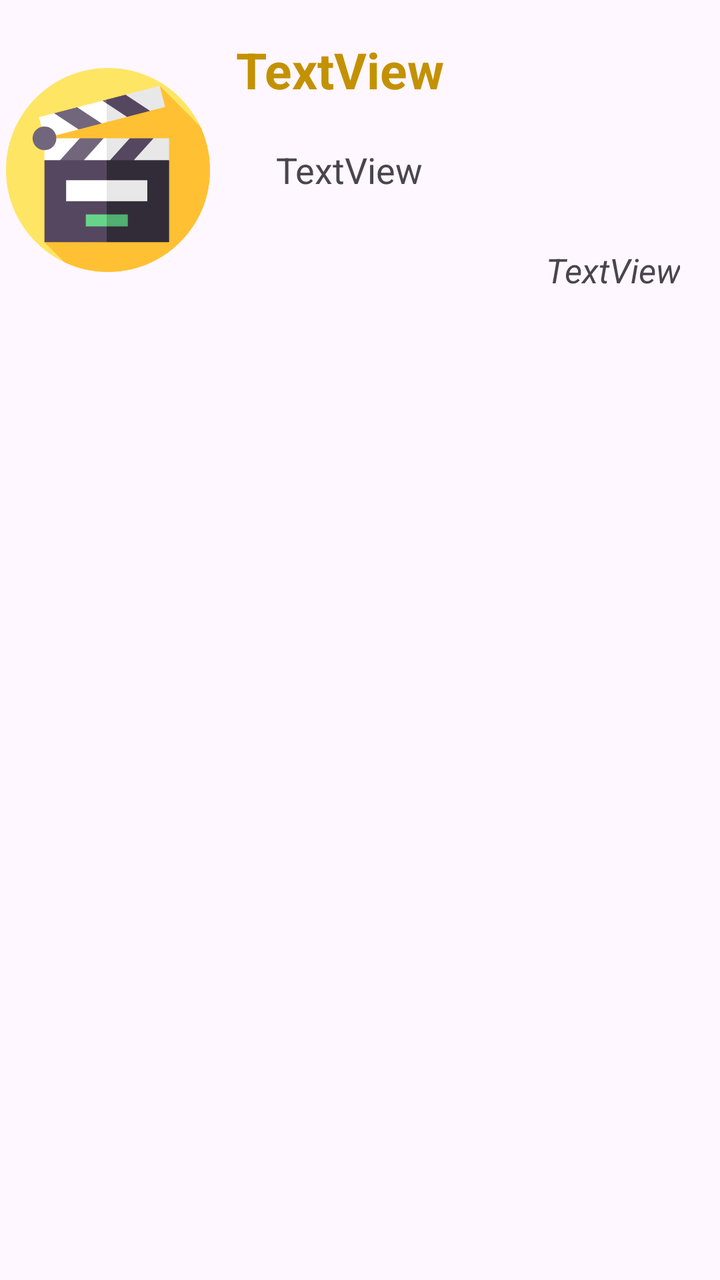
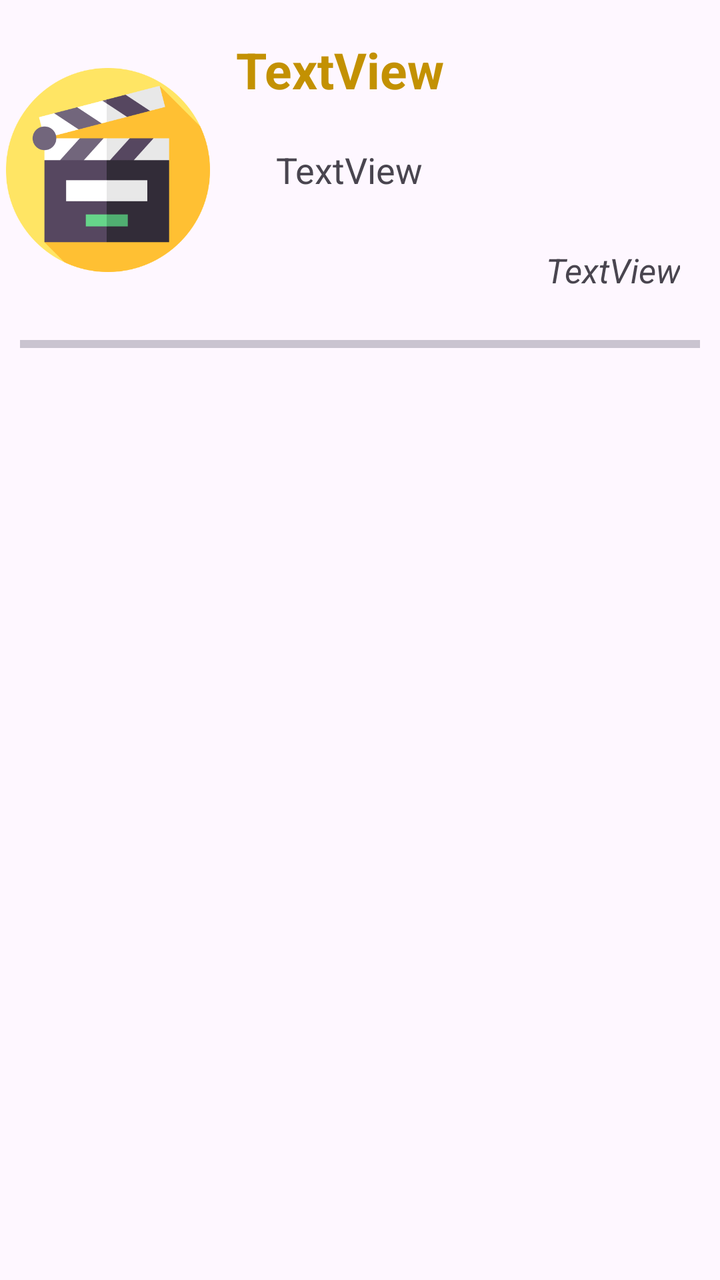

Two renders of the same Android screen: before a commit and after it. Below are the layout's source before the change and the commit's diff.
<!-- AndroidManifest.xml: application theme Theme.RecyclerCM -->
<!-- res/layout/movie_item.xml -->
<?xml version="1.0" encoding="utf-8"?>
<androidx.constraintlayout.widget.ConstraintLayout xmlns:android="http://schemas.android.com/apk/res/android"
    xmlns:tools="http://schemas.android.com/tools"
    android:layout_width="match_parent"
    android:layout_height="wrap_content"
    xmlns:app="http://schemas.android.com/apk/res-auto">

    <androidx.constraintlayout.widget.Guideline
        android:id="@+id/guideline4"
        android:layout_width="wrap_content"
        android:layout_height="wrap_content"
        android:orientation="vertical"
        app:layout_constraintGuide_percent="0.3" />

    <androidx.constraintlayout.widget.Guideline
        android:id="@+id/guideline3"
        android:layout_width="wrap_content"
        android:layout_height="wrap_content"
        android:orientation="horizontal"
        app:layout_constraintGuide_begin="10dp" />

    <androidx.constraintlayout.widget.Guideline
        android:id="@+id/guideline6"
        android:layout_width="wrap_content"
        android:layout_height="wrap_content"
        android:orientation="horizontal"
        app:layout_constraintGuide_begin="60dp" />


    <androidx.constraintlayout.widget.Guideline
        android:id="@+id/guideline7"
        android:layout_width="wrap_content"
        android:layout_height="wrap_content"
        android:orientation="horizontal"
        app:layout_constraintGuide_begin="110dp" />


    <androidx.constraintlayout.widget.Guideline
        android:id="@+id/guideline5"
        android:layout_width="wrap_content"
        android:layout_height="wrap_content"
        android:orientation="horizontal"
        app:layout_constraintGuide_begin="160dp" />


    <androidx.constraintlayout.widget.Guideline
        android:layout_width="wrap_content"
        android:layout_height="wrap_content"
        android:orientation="horizontal"
        app:layout_constraintGuide_begin="170dp" />

    <ImageView
        android:id="@+id/imageView"
        android:layout_width="104dp"
        android:layout_height="102dp"
        app:layout_constraintBottom_toTopOf="@+id/guideline5"
        app:layout_constraintEnd_toStartOf="@+id/guideline4"
        app:layout_constraintStart_toStartOf="parent"
        app:layout_constraintTop_toTopOf="@+id/guideline3"
        app:srcCompat="@drawable/movieicon" />

    <TextView
        android:id="@+id/tvTitle"
        android:layout_width="0dp"
        android:layout_height="0dp"
        android:text="TextView"
        android:gravity="center_vertical"
        android:paddingStart="10dp"
        android:textSize="25sp"
        android:textColor="#C39102"
        android:textStyle="bold"
        app:layout_constraintBottom_toTopOf="@+id/guideline6"
        app:layout_constraintEnd_toEndOf="parent"
        app:layout_constraintStart_toStartOf="@+id/guideline4"
        app:layout_constraintTop_toTopOf="@+id/guideline3" />

    <TextView
        android:id="@+id/tvType"
        android:layout_width="0dp"
        android:layout_height="0dp"
        android:gravity="center_vertical"
        android:paddingStart="30dp"
        android:text="TextView"
        android:textSize="18sp"
        app:layout_constraintBottom_toTopOf="@+id/guideline7"
        app:layout_constraintEnd_toEndOf="parent"
        app:layout_constraintStart_toStartOf="@+id/guideline4"
        app:layout_constraintTop_toTopOf="@+id/guideline6" />

    <TextView
        android:id="@+id/tvDate"
        android:layout_width="0dp"
        android:layout_height="0dp"
        android:text="TextView"
        android:paddingEnd="20dp"
        android:gravity="center_vertical|end"
        android:textSize="17sp"
        android:textStyle="italic"
        app:layout_constraintBottom_toTopOf="@+id/guideline5"
        app:layout_constraintEnd_toEndOf="parent"
        app:layout_constraintStart_toStartOf="@+id/guideline4"
        app:layout_constraintTop_toTopOf="@+id/guideline7" />


</androidx.constraintlayout.widget.ConstraintLayout>
<!-- resources referenced by this layout -->
<resources>
  <!-- drawable movieicon: png bitmap (drawable, 23810 bytes) -->
  <style name="Theme.RecyclerCM" parent="Base.Theme.RecyclerCM" />
  <style name="Base.Theme.RecyclerCM" parent="Theme.Material3.DayNight.NoActionBar">
          
          
      </style>
</resources>

<!-- the commit's change to res/layout/movie_item.xml (unified diff, before → after) -->
@@ -44,6 +44,7 @@
 
 
     <androidx.constraintlayout.widget.Guideline
+        android:id="@+id/guideline8"
         android:layout_width="wrap_content"
         android:layout_height="wrap_content"
         android:orientation="horizontal"
@@ -101,5 +102,13 @@
         app:layout_constraintStart_toStartOf="@+id/guideline4"
         app:layout_constraintTop_toTopOf="@+id/guideline7" />
 
+    <com.google.android.material.divider.MaterialDivider
+        android:layout_width="match_parent"
+        android:layout_height="4dp"
+        app:layout_constraintTop_toBottomOf="@id/guideline8"
+        android:layout_marginStart="10dp"
+        android:layout_marginEnd="10dp"/>
+
+
 
 </androidx.constraintlayout.widget.ConstraintLayout>
